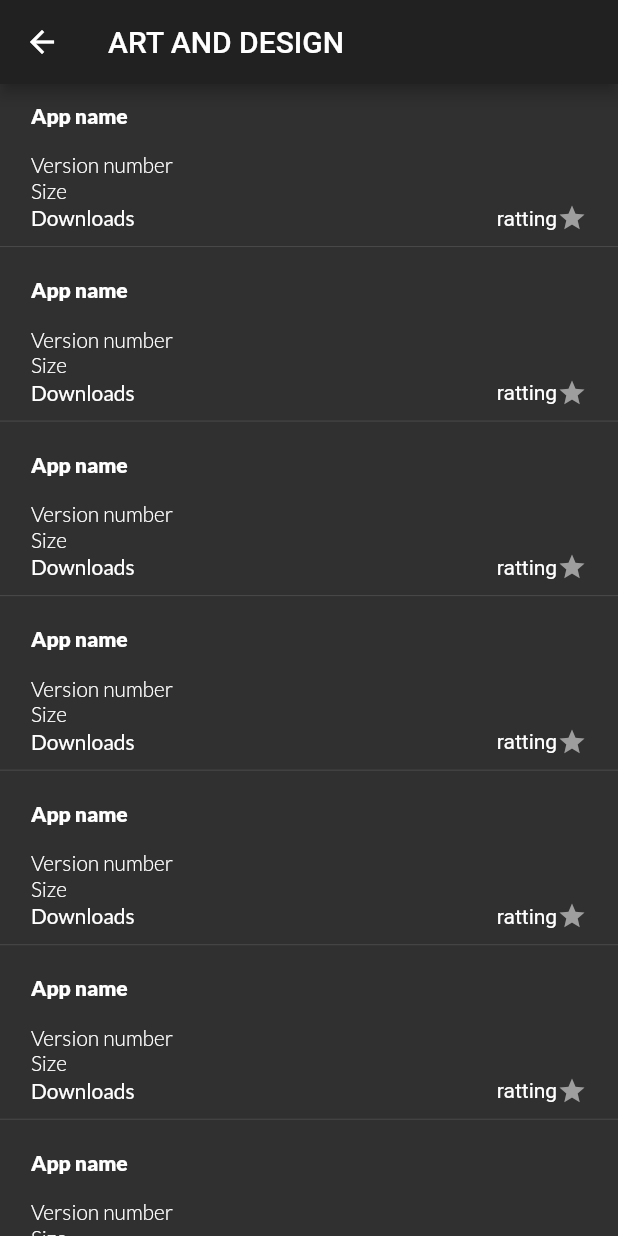
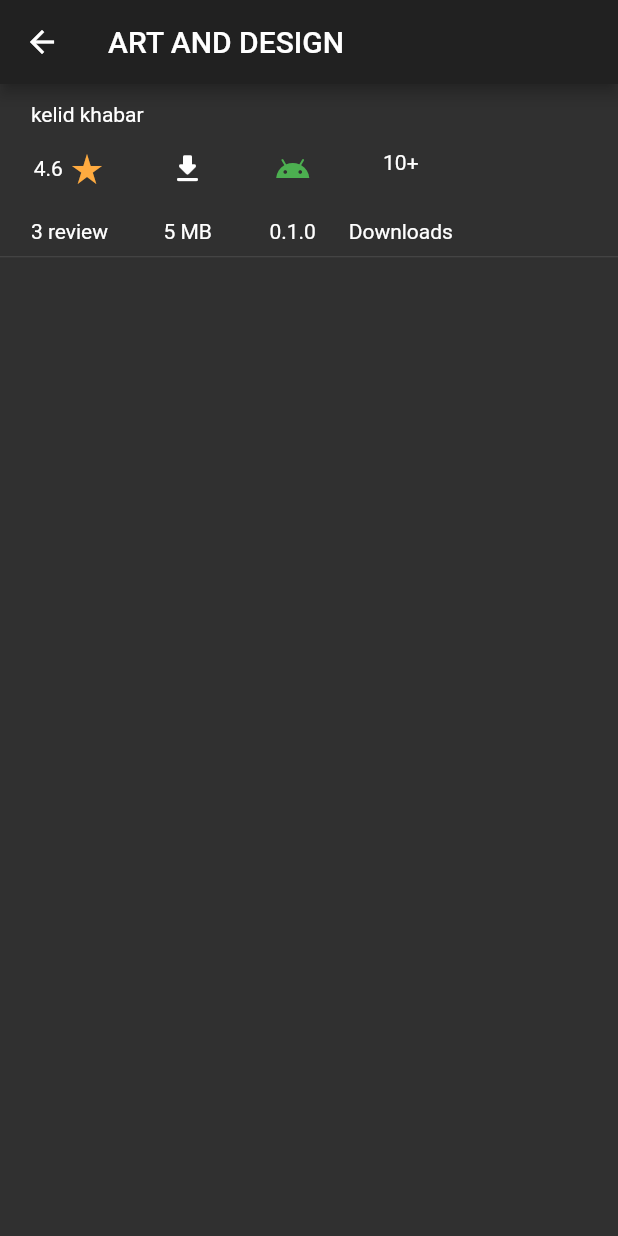
Before and after one commit to b3hzadsh/apps-inf0, a Flutter app: the ArtScreen screen opened directly, on a phone screen of 412 x 824 dp. Run offline on Flutter 3.47's test engine with Material 2 defaults, Android fonts, the phone set to English and light mode, and no system bars; our stand-ins replace google_fonts; Roboto replaces fonts that are missing (VAGROUND).

Commit message:
app class and model

```diff
--- /dev/null
+++ b/lib/models/app_model.dart
@@ -0,0 +1,37 @@
+import 'package:flutter/cupertino.dart';
+
+class AppModel {
+  final String appName; //App
+  final String verNumber;
+  final String size; //
+  final String downloads;
+  final double ratting; //
+  final String price;
+  final int review;
+  AppModel(
+      {@required this.appName,
+      @required this.verNumber,
+      @required this.size,
+      @required this.downloads,
+      @required this.ratting,
+      @required this.price,
+      @required this.review});
+}
+
+/*
+{
+    "App": "Instagram",
+    "Category": "SOCIAL",  think
+    "Rating": 4.5,
+    "Reviews": 66577313,
+    "Size": "Varies with device",
+    "Installs": "1,000,000,000+",
+    "Type": "Free",
+    "Price": 0,
+    "Content Rating": "Teen",
+    "Genres": "Social",
+    "Last Updated": "July 31, 2018",
+    "Current Ver": "Varies with device",
+    "Android Ver": "Varies with device"
+  },
+  */
--- a/lib/screens/art_cat_screen.dart
+++ b/lib/screens/art_cat_screen.dart
@@ -1,3 +1,4 @@
+import 'package:apps_info/models/app_model.dart';
 import 'package:flutter/material.dart';
 import 'package:google_fonts/google_fonts.dart';
 
@@ -16,10 +17,21 @@ class _ArtScreenState extends State<ArtScreen> {
       body: SafeArea(
         child: ListView.builder(
           // wrap with future builder
-          // itemCount: ,
+          itemCount: 1,
           itemBuilder: (BuildContext context, int index) {
+            AppModel theApp = new AppModel(
+                review: 3,
+                verNumber: "0.1.0",
+                appName: "kelid khabar",
+                ratting: 4.6,
+                price: "free",
+                downloads: "10+",
+                size: "5 MB");
             return Column(
-              children: [AppWidget(), Divider()],
+              children: [
+                AppWidget(app: theApp),
+                Divider(),
+              ],
             );
           },
         ),
@@ -30,19 +42,11 @@ class _ArtScreenState extends State<ArtScreen> {
 
 class AppWidget extends StatelessWidget {
   //add require to vars
-  final String appName;
-  final String verNumber;
-  final String size;
-  final String downloads;
-  final double ratting;
-  final String price;
+
+  final AppModel app;
+
   const AppWidget({
-    this.appName,
-    this.verNumber,
-    this.size,
-    this.downloads,
-    this.ratting,
-    this.price,
+    @required this.app,
     Key key,
   }) : super(key: key);
 
@@ -59,52 +63,133 @@ class AppWidget extends StatelessWidget {
         // mainAxisAlignment: MainAxisAlignment.spaceEvenly,
         children: [
           Text(
-            "App name",
-            style: GoogleFonts.lato(
-              fontWeight: FontWeight.w900,
-            ),
+            app.appName,
+
             //size big with factor
           ),
           Divider(
             color: Colors.transparent,
           ),
 
-          Text(
-            "Version number",
+          /*  Text(
+            "version : ${app.verNumber}",
             style: GoogleFonts.lato(
               fontWeight: FontWeight.w300,
             ),
           ),
           Text(
-            "Size",
+            "size : ${app.size}",
             style: GoogleFonts.lato(
               fontWeight: FontWeight.w300,
             ),
-          ),
+          ), */
 
           //size big with factor
 
+          SingleChildScrollView(
+            scrollDirection: Axis.horizontal,
+            child: Row(
+              //mainAxisAlignment: MainAxisAlignment.spaceEvenly,
+              children: [
+                Container(
+                  height: oneP * 15,
+                  child: Column(
+                    mainAxisAlignment: MainAxisAlignment.spaceBetween,
+                    children: [
                       Row(
+                        crossAxisAlignment: CrossAxisAlignment.center,
+                        children: [
+                          Text(
+                            "${app.ratting}",
+                          ),
+                          SizedBox(
+                            width: oneP,
+                          ),
+                          Icon(
+                            Icons.star_rate,
+                            color: Colors.orangeAccent,
+                          ),
+                        ],
+                      ),
+                      SizedBox(
+                        height: oneP,
+                      ),
+                      Text(
+                        "${app.review} review", //TODO review var in app model
+                      )
+                    ],
+                  ),
+                ),
+                VerticalDivider(
+                  color: Colors.white,
+                ),
+                Container(
+                  width: oneP * 18,
+                  height: oneP * 15,
+                  child: Column(
+                    mainAxisAlignment: MainAxisAlignment.spaceBetween,
+                    children: [
+                      Icon(Icons.download_rounded),
+                      SizedBox(
+                        height: oneP,
+                      ),
+                      Text(
+                        "${app.size}",
+                      )
+                    ],
+                  ),
+                ),
+                SizedBox(
+                  width: oneP * 2,
+                  child: VerticalDivider(
+                    color: Colors.white,
+                  ),
+                ),
+                Container(
+                  width: oneP * 12,
+                  height: oneP * 15,
+                  child: Column(
+                    mainAxisAlignment: MainAxisAlignment.spaceBetween,
+                    children: [
+                      Icon(
+                        Icons.android_outlined,
+                        color: Colors.green,
+                      ),
+                      SizedBox(
+                        height: oneP,
+                      ),
+                      Text(
+                        "${app.verNumber}",
+                      )
+                    ],
+                  ),
+                ),
+                SizedBox(
+                  width: oneP * 2,
+                ),
+                Container(
+                  width: oneP * 19,
+                  height: oneP * 15,
+                  child: Column(
                     mainAxisAlignment: MainAxisAlignment.spaceBetween,
                     children: [
                       Text(
+                        "${app.downloads}",
+                      ),
+                      SizedBox(
+                        height: oneP,
+                      ),
+                      Text(
                         "Downloads",
-                style: GoogleFonts.lato(
-                  fontWeight: FontWeight.w400,
+                      )
+                    ],
                   ),
                 ),
-              Row(
-                mainAxisAlignment: MainAxisAlignment.center,
-                children: [
-                  Text("ratting"),
-                  Icon(
-                    Icons.star,
-                    size: 20, // responsive size
-                    color: Colors.grey,
-                  )
+                SizedBox(
+                  width: oneP * 7,
+                ),
               ],
-              )
-            ],
+            ),
           ),
         ],
       ),
--- a/lib/utils/widgets.dart
+++ b/lib/utils/widgets.dart
@@ -22,15 +22,15 @@ class MyBlurBg extends StatelessWidget {
         BackdropFilter(
           child: Container(
             decoration: BoxDecoration(
-              color: Colors.grey.shade500.withOpacity(0.25),
+              color: Colors.grey.shade500.withOpacity(0.20),
             ), /*
             width: double.infinity,
             height: hieght * 1.1, */
             //height: hieght,
           ),
           filter: ui.ImageFilter.blur(
-            sigmaX: 8.0,
-            sigmaY: 8.0,
+            sigmaX: 5.0,
+            sigmaY: 5.0,
           ),
         ),
         child,
@@ -99,9 +99,10 @@ class MainButton extends StatelessWidget {
                   Text(
                     title,
                     style: TextStyle(
-                        fontSize: 20,
-                        fontWeight: FontWeight.w500,
-                        color: Color(0xff031926)),
+                      fontSize: 20,
+                      fontWeight: FontWeight.w500,
+                      color: Color(0xff031926),
+                    ),
                   ),
                   Icon(icon, size: 25, color: Color(0xff031926))
                 ],
```
Also changed, not shown: 1 other file. Lines whose indentation alone changed are shown as unchanged.
